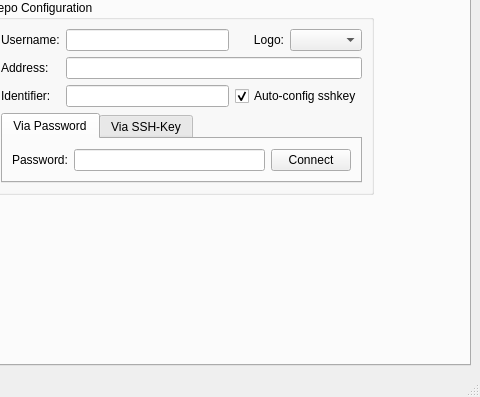
The window that gui/qtsvn.ui (LIU-Yinyi/SalVatioN) describes before a commit, drawn with Qt 5; both pictures show x 320 to 800 and y 203 to 600 of the 800 by 600 pixel window.
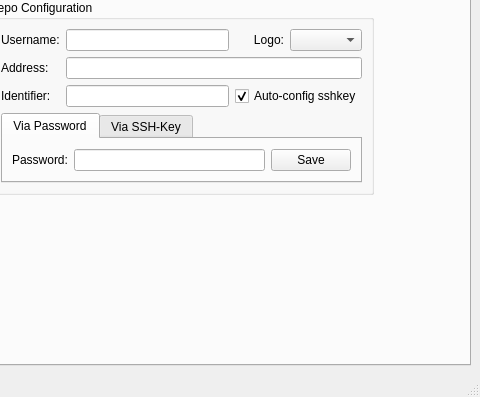
The same window after the commit. The open tabs and pages were chosen to show the change.

Diff of the .ui file:
```diff
--- a/gui/qtsvn.ui
+++ b/gui/qtsvn.ui
@@ -140,7 +140,7 @@
                 <item>
                  <widget class="QPushButton" name="pushButton_loginPassword">
                   <property name="text">
-                   <string>Connect</string>
+                   <string>Save</string>
                   </property>
                  </widget>
                 </item>
```
Left out of the diff: 4 changed lines with no effect on the pictures.
